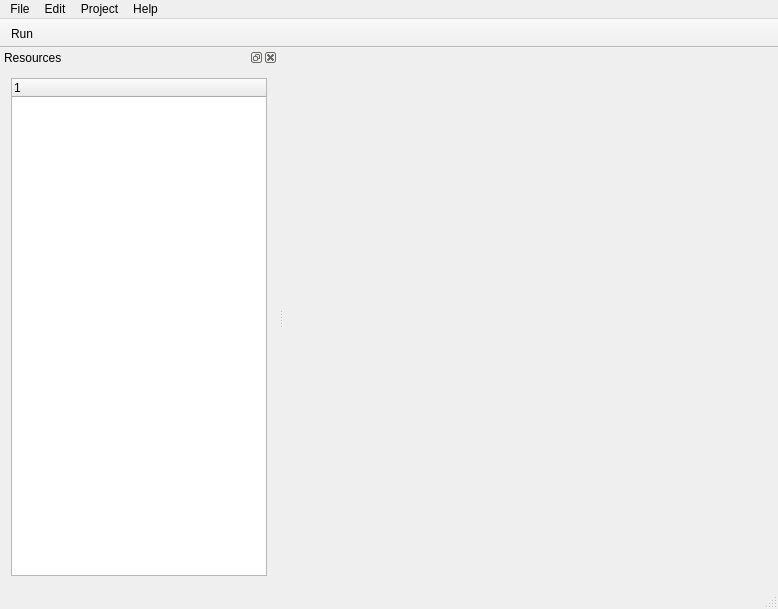
Old version of the form UrhoEdit/MainWindow.ui in the repository ATSOTECK/UrhoEdit.
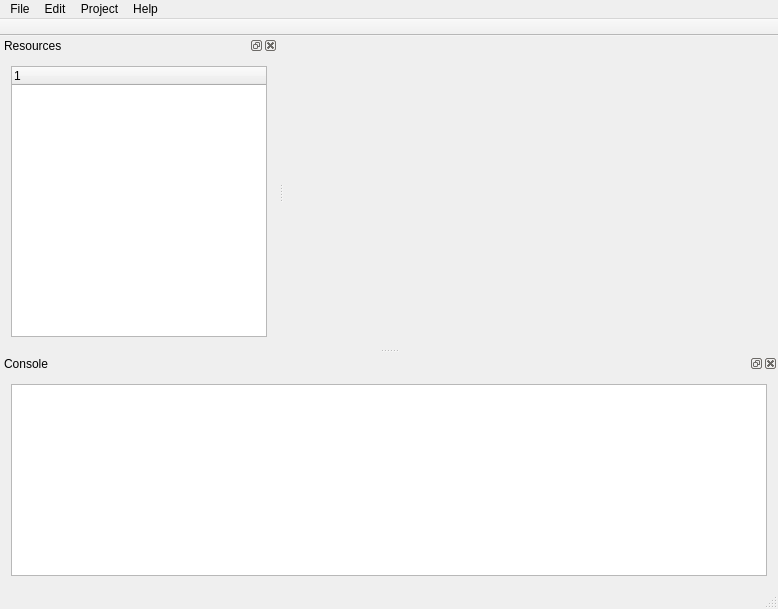
New version of the form. Icons and pictures are not drawn.

What changed in the file:
```diff
--- a/UrhoEdit/MainWindow.ui
+++ b/UrhoEdit/MainWindow.ui
@@ -76,7 +76,6 @@
    <attribute name="toolBarBreak">
     <bool>false</bool>
    </attribute>
-   <addaction name="actionRun"/>
   </widget>
   <widget class="QStatusBar" name="statusBar"/>
   <widget class="QDockWidget" name="resourcesDockWidget">
@@ -100,6 +99,25 @@
     </layout>
    </widget>
   </widget>
+  <widget class="QDockWidget" name="consoleDockWidget">
+   <property name="windowTitle">
+    <string>Console</string>
+   </property>
+   <attribute name="dockWidgetArea">
+    <number>8</number>
+   </attribute>
+   <widget class="QWidget" name="consoleDockWidgetContents">
+    <layout class="QHBoxLayout" name="horizontalLayout">
+     <item>
+      <widget class="QTextEdit" name="console">
+       <property name="readOnly">
+        <bool>true</bool>
+       </property>
+      </widget>
+     </item>
+    </layout>
+   </widget>
+  </widget>
   <action name="actionRun">
    <property name="icon">
     <iconset resource="res.qrc">
```
Left out of the diff: 8 changed lines with no effect on the pictures.
